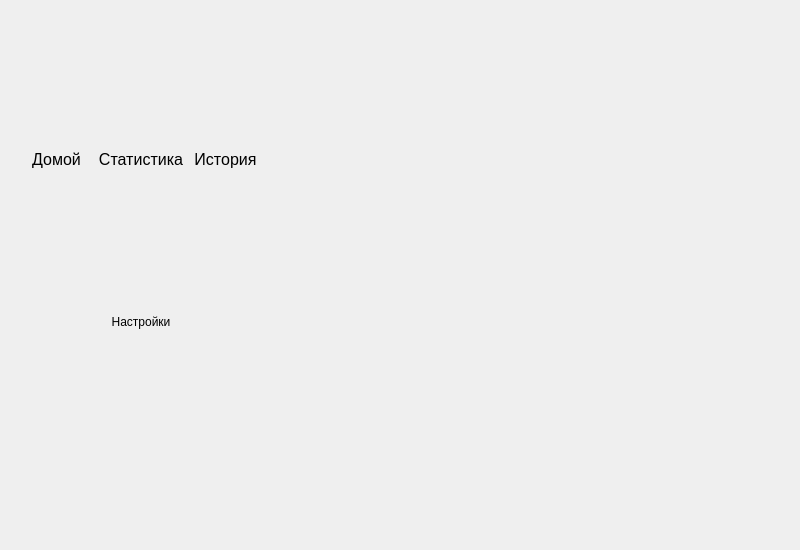
The window that my_widgets/gui.ui (prostoLavr/time_control) describes before a commit, drawn with Qt 5.
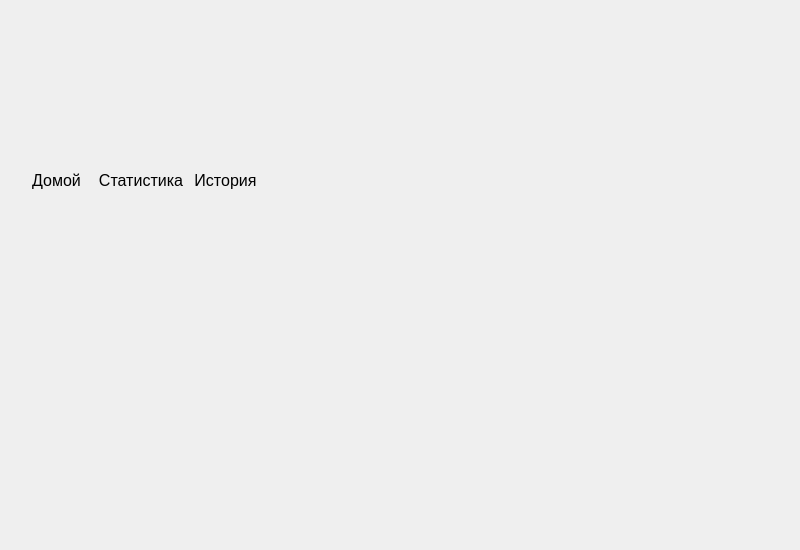
The same window after the commit.

```diff
--- a/my_widgets/gui.ui
+++ b/my_widgets/gui.ui
@@ -53,7 +53,7 @@
     <property name="styleSheet">
      <string notr="true"/>
     </property>
-    <layout class="QHBoxLayout" name="horizontalLayout" stretch="4,6,6,6,6">
+    <layout class="QHBoxLayout" name="horizontalLayout" stretch="4,6,6,6,0">
      <property name="spacing">
       <number>0</number>
      </property>
@@ -80,7 +80,7 @@
 background: &quot;#BBB&quot;
 }</string>
        </property>
-       <layout class="QVBoxLayout" name="verticalLayout" stretch="7,1">
+       <layout class="QVBoxLayout" name="verticalLayout" stretch="7,0">
         <property name="spacing">
          <number>2</number>
         </property>
@@ -201,28 +201,6 @@
           <property name="spacing">
            <number>0</number>
           </property>
-          <item>
-           <widget class="QPushButton" name="settingsButton">
-            <property name="sizePolicy">
-             <sizepolicy hsizetype="Minimum" vsizetype="Minimum">
-              <horstretch>0</horstretch>
-              <verstretch>0</verstretch>
-             </sizepolicy>
-            </property>
-            <property name="minimumSize">
-             <size>
-              <width>85</width>
-              <height>40</height>
-             </size>
-            </property>
-            <property name="styleSheet">
-             <string notr="true"/>
-            </property>
-            <property name="text">
-             <string>Настройки</string>
-            </property>
-           </widget>
-          </item>
          </layout>
         </item>
        </layout>
```
Left out of the diff: 1 changed line with no effect on the pictures.
